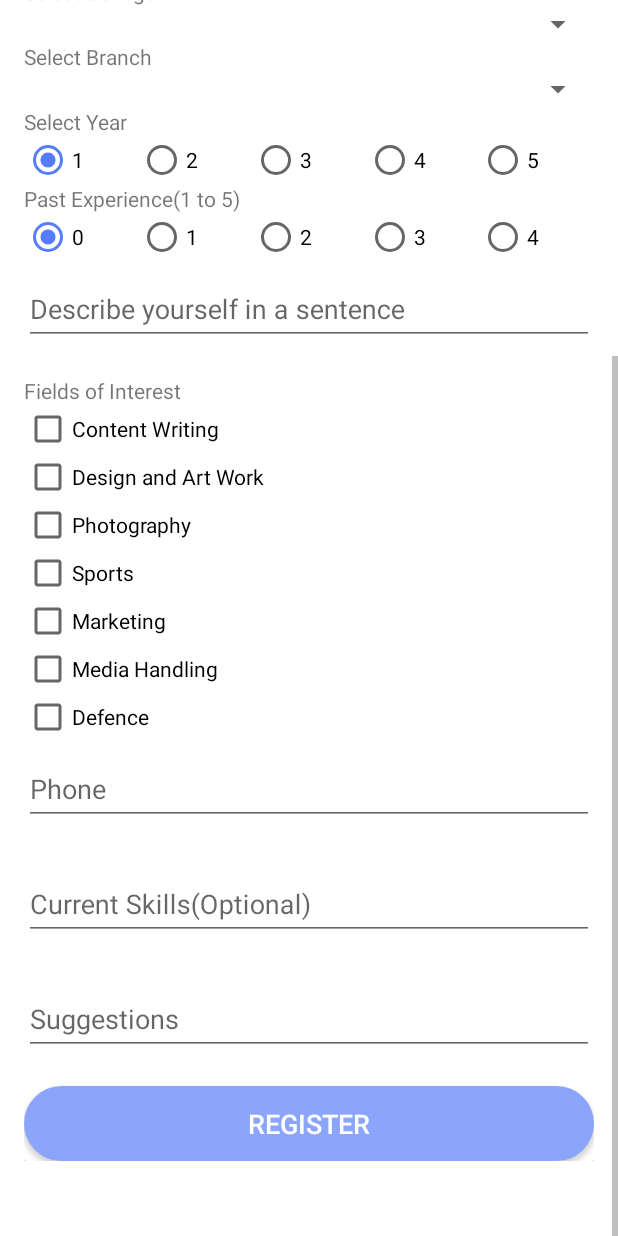
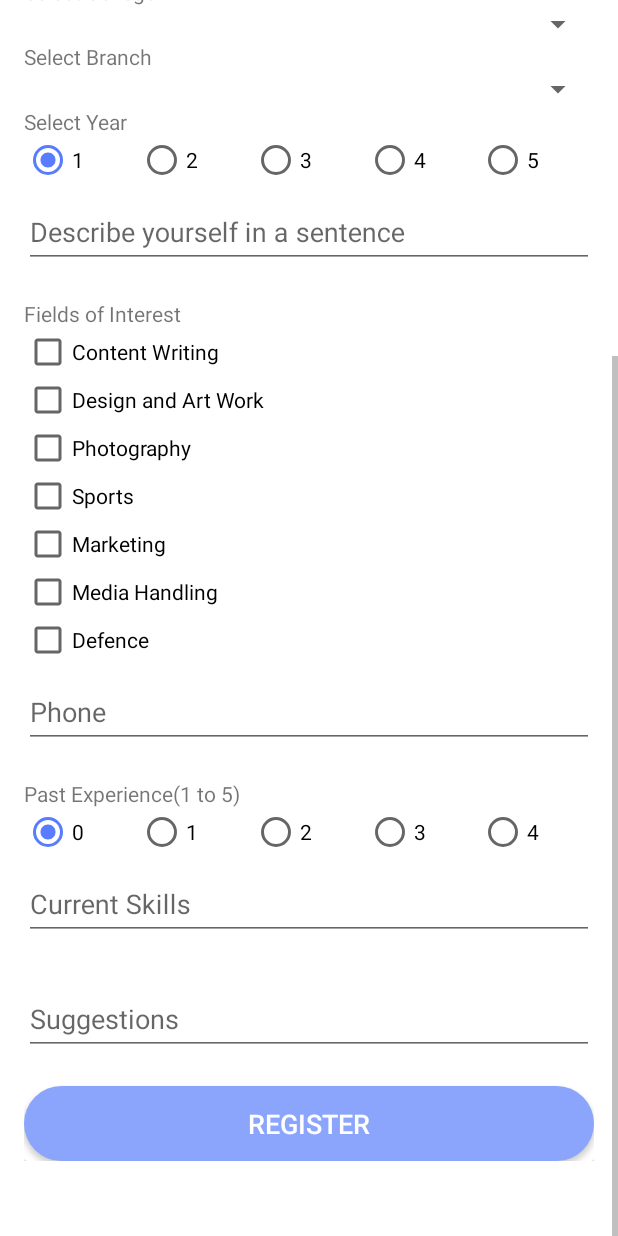
Before and after one commit to adityadas8888/Habba18, an Android app: the Habba screen opened directly, with no data from a screen before it, scrolled down 333 dp, on a phone screen of 412 x 824 dp. Run offline under Robolectric (Android 15) with nearby library versions, the phone set to English and light mode, and no system bars.

Commit message:
Beta Release 8
Signed-off-by: adityadas8888 <aditya.das8.ad@gmail.com>

```diff
--- a/app/src/main/java/com/acharya/habbaregistration/Habba.java
+++ b/app/src/main/java/com/acharya/habbaregistration/Habba.java
@@ -368,6 +368,9 @@ public class Habba extends AppCompatActivity{
         if( editTextUsn.getText().toString().trim().equals(""))
             editTextUsn.setError( "Usn is required!" );
         interest="";
+        if( editTextSkills.getText().toString().trim().equals(""))
+            editTextSkills.setError( "Skill is required!" );
+        skills="";                                                      //might throw error
         if(c1.isChecked()&&(!interest.contains(c1.getText().toString()))) interest = interest + c1.getText().toString() + ",";
         if(c2.isChecked()&&(!interest.contains(c2.getText().toString()))) interest = interest + c2.getText().toString() + ",";
         if(c3.isChecked()&&(!interest.contains(c3.getText().toString()))) interest = interest + c3.getText().toString() + ",";
--- a/app/src/main/res/layout/activity_apl.xml
+++ b/app/src/main/res/layout/activity_apl.xml
@@ -24,7 +24,7 @@
 
             <TextView
                 android:id="@+id/textView"
-                android:layout_width="383dp"
+                android:layout_width="match_parent"
                 android:layout_height="wrap_content"
                 android:textAlignment="center"
                 android:textColor="#8BA5FC"
--- a/app/src/main/res/layout/activity_habba.xml
+++ b/app/src/main/res/layout/activity_habba.xml
@@ -172,60 +172,6 @@
                         android:layout_height="wrap_content"
                         android:id="@+id/yearspinner"/> -->
 
-                    <TextView
-                        android:id="@+id/textView3"
-                        android:layout_width="match_parent"
-                        android:layout_height="wrap_content"
-                        android:text="@string/Exp"/>
-
-                    <RadioGroup
-                        android:id="@+id/rgexp"
-                        android:layout_width="match_parent"
-                        android:layout_height="wrap_content"
-                        android:orientation="horizontal"
-                        android:weightSum="1.0">
-                        <!--<LinearLayout-->
-                            <!--android:orientation="horizontal"-->
-                            <!--android:layout_width="match_parent"-->
-                            <!--android:layout_height="wrap_content"-->
-                            <!--android:weightSum="1.0">-->
-
-                        <RadioButton
-                            android:id="@+id/rbe1"
-                            android:layout_width="wrap_content"
-                            android:layout_height="wrap_content"
-                            android:layout_weight="0.2"
-                            android:checked="true"
-                            android:text="0" />
-                            <RadioButton
-                                android:id="@+id/rbe2"
-                                android:text="1"
-                                android:layout_width="wrap_content"
-                                android:layout_height="wrap_content"
-                                android:layout_weight="0.2"/>
-                            <RadioButton
-                                android:id="@+id/rbe3"
-                                android:text="2"
-                                android:layout_width="wrap_content"
-                                android:layout_height="wrap_content"
-                                android:layout_weight="0.2"/>
-                            <RadioButton
-                                android:id="@+id/rbe4"
-                                android:text="3"
-                                android:layout_width="wrap_content"
-                                android:layout_height="wrap_content"
-                                android:layout_weight="0.2"/>
-                            <RadioButton
-                                android:id="@+id/rbe5"
-                                android:text="4"
-                                android:layout_width="wrap_content"
-                                android:layout_height="wrap_content"
-                                android:layout_weight="0.2"/>
-
-                        <!--</LinearLayout>-->
-
-                    </RadioGroup>
-
                     <android.support.design.widget.TextInputLayout
                         android:layout_width="match_parent"
                         android:layout_height="match_parent"
@@ -299,6 +245,64 @@
                             android:singleLine="true"
                             />
                     </android.support.design.widget.TextInputLayout>
+
+                    <TextView
+                        android:id="@+id/textView3"
+                        android:layout_width="match_parent"
+                        android:layout_height="wrap_content"
+                        android:text="@string/Exp" />
+
+                    <RadioGroup
+                        android:id="@+id/rgexp"
+                        android:layout_width="match_parent"
+                        android:layout_height="wrap_content"
+                        android:orientation="horizontal"
+                        android:weightSum="1.0">
+                        <!--<LinearLayout-->
+                        <!--android:orientation="horizontal"-->
+                        <!--android:layout_width="match_parent"-->
+                        <!--android:layout_height="wrap_content"-->
+                        <!--android:weightSum="1.0">-->
+
+                        <RadioButton
+                            android:id="@+id/rbe1"
+                            android:layout_width="wrap_content"
+                            android:layout_height="wrap_content"
+                            android:layout_weight="0.2"
+                            android:checked="true"
+                            android:text="0" />
+
+                        <RadioButton
+                            android:id="@+id/rbe2"
+                            android:layout_width="wrap_content"
+                            android:layout_height="wrap_content"
+                            android:layout_weight="0.2"
+                            android:text="1" />
+
+                        <RadioButton
+                            android:id="@+id/rbe3"
+                            android:layout_width="wrap_content"
+                            android:layout_height="wrap_content"
+                            android:layout_weight="0.2"
+                            android:text="2" />
+
+                        <RadioButton
+                            android:id="@+id/rbe4"
+                            android:layout_width="wrap_content"
+                            android:layout_height="wrap_content"
+                            android:layout_weight="0.2"
+                            android:text="3" />
+
+                        <RadioButton
+                            android:id="@+id/rbe5"
+                            android:layout_width="wrap_content"
+                            android:layout_height="wrap_content"
+                            android:layout_weight="0.2"
+                            android:text="4" />
+
+
+                    </RadioGroup>
+
                     <android.support.design.widget.TextInputLayout
                         android:layout_width="match_parent"
                         android:layout_height="match_parent"
@@ -309,7 +313,7 @@
                             android:id="@+id/Skills"
                             android:layout_width="match_parent"
                             android:layout_height="wrap_content"
-                            android:hint="Current Skills(Optional)"/>
+                            android:hint="Current Skills"/>
                     </android.support.design.widget.TextInputLayout>
                     <android.support.design.widget.TextInputLayout
                         android:layout_width="match_parent"
--- a/app/src/main/res/values/strings.xml
+++ b/app/src/main/res/values/strings.xml
@@ -1,5 +1,5 @@
 <resources>
-    <string name="app_name">Habba 18</string>
+    <string name="app_name">HABBA 2018</string>
     <string name="enter_your_name">Enter your name</string>
     <string name="enter_your_college">Enter your College</string>
     <string name="college_name">College Name</string>
```
Also changed, not shown: app/src/main/java/com/acharya/habbaregistration/UploadImage/UImageActivity.java (+32 -3 lines), app/src/main/res/mipmap-xxhdpi/final_logo.png.
